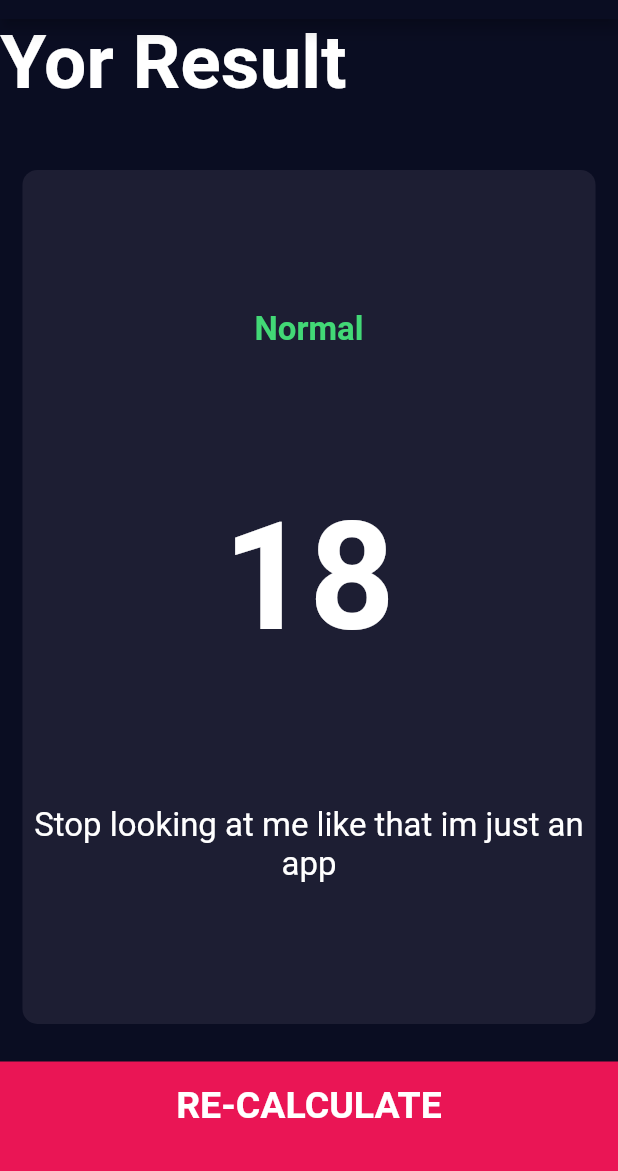
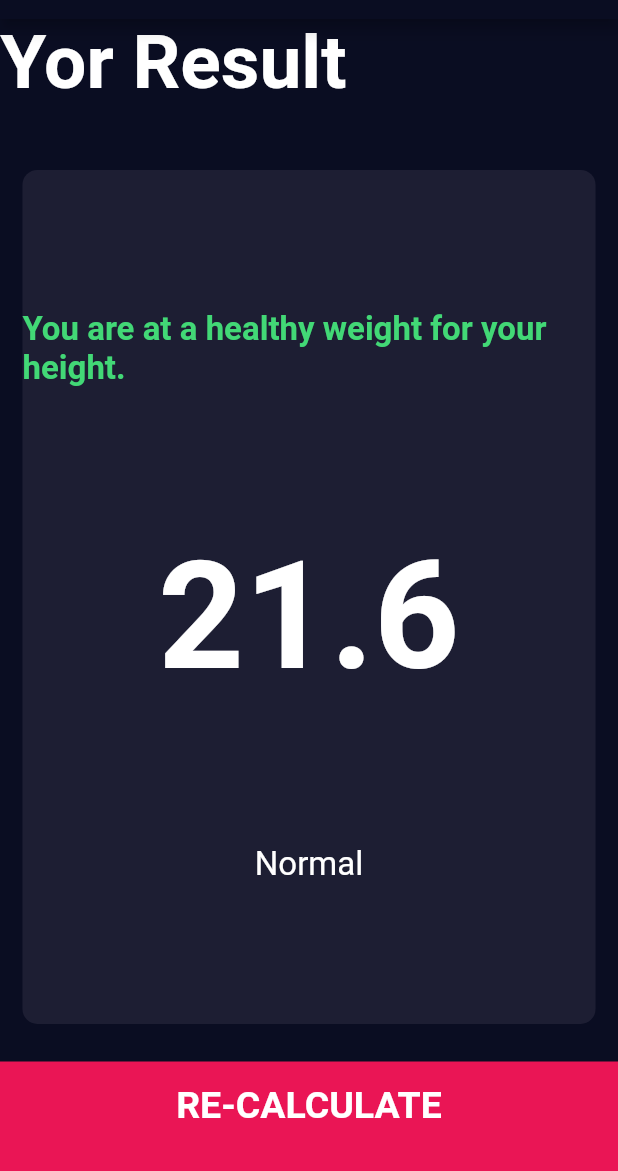
Before and after one commit to HasanQattam/BMI-Calculator-, a Flutter app: the screen it shows after launch, after a tap on "CALCULATE", on a phone screen of 412 x 824 dp, the part 65-1236 px from its top. Run offline on Flutter 3.47's test engine with Material 2 defaults, Android fonts, the phone set to English and light mode, and no system bars; our stand-ins replace font_awesome_flutter.

Commit message:
AppBrain

```diff
--- /dev/null
+++ b/bmiflutter/lib/appBrain.dart
@@ -0,0 +1,32 @@
+import 'dart:math';
+
+class CalculaterBrain {
+  CalculaterBrain({this.height, this.weight});
+  final int height;
+  final int weight;
+  double bmi;
+  String calculateBMI() {
+    bmi = weight / pow(height / 100, 2);
+    return bmi.toStringAsFixed(1);
+  }
+
+  String getResults() {
+    if (bmi >= 25) {
+      return 'overweight';
+    } else if (bmi > 18.5) {
+      return 'Normal';
+    } else {
+      return 'underweight';
+    }
+  }
+
+  String getInterprtation() {
+    if (bmi >= 25) {
+      return 'You are slightly overweight. You may be advised to lose some weight for health reasons.';
+    } else if (bmi > 18.5) {
+      return 'You are at a healthy weight for your height.';
+    } else {
+      return 'You may need to put on some weight. You are recommended to ask your doctor or a dietitian for advice.';
+    }
+  }
+}
--- a/bmiflutter/lib/main.dart
+++ b/bmiflutter/lib/main.dart
@@ -1,4 +1,3 @@
-import 'package:bmiflutter/screens/resultsPage.dart';
 import 'package:flutter/material.dart';
 import 'screens/InputPage.dart';
 
@@ -13,10 +12,7 @@ class BMICalculator extends StatelessWidget {
         primaryColor: Color(0xff0A0D22),
         scaffoldBackgroundColor: Color(0xff0A0D22),
       ),
-      routes: {
-        '/': (context) => InputPage(),
-        '/resultsPage': (context) => ResultsPage(),
-      },
+      home: InputPage(),
     );
   }
 }
--- a/bmiflutter/lib/screens/InputPage.dart
+++ b/bmiflutter/lib/screens/InputPage.dart
@@ -1,3 +1,4 @@
+import 'package:bmiflutter/screens/resultsPage.dart';
 import 'package:flutter/material.dart';
 import 'package:font_awesome_flutter/font_awesome_flutter.dart';
 import '../components/icon_contant.dart';
@@ -5,6 +6,7 @@ import '../components/reusable_card.dart';
 import '../constants.dart';
 import '../components/bottomButton.dart';
 import '../components/roundIconButton.dart';
+import 'package:bmiflutter/appBrain.dart';
 
 enum Gender {
   male,
@@ -18,7 +20,7 @@ class InputPage extends StatefulWidget {
 
 class _InputPageState extends State<InputPage> {
   Gender selectGender;
-  int hight = 180;
+  int height = 180;
   int weight = 70;
   int age = 18;
 
@@ -83,7 +85,7 @@ class _InputPageState extends State<InputPage> {
                     textBaseline: TextBaseline.alphabetic,
                     children: <Widget>[
                       Text(
-                        hight.toString(),
+                        height.toString(),
                         style: numberStyle,
                       ),
                       Text(
@@ -104,11 +106,11 @@ class _InputPageState extends State<InputPage> {
                           RoundSliderOverlayShape(overlayRadius: 30.0),
                     ),
                     child: Slider(
-                      value: hight.toDouble(),
+                      value: height.toDouble(),
                       onChanged: (double newValue) {
                         setState(
                           () {
-                            hight = newValue.round();
+                            height = newValue.round();
                           },
                         );
                       },
@@ -211,10 +213,22 @@ class _InputPageState extends State<InputPage> {
             ),
           ),
           BottomButtom(
-              bottomTextButton: 'CALCULATE',
-              onTap: () {
-                Navigator.pushNamed(context, '/resultsPage');
-              })
+            bottomTextButton: 'CALCULATE',
+            onTap: () {
+              CalculaterBrain brain =
+                  CalculaterBrain(height: height, weight: weight);
+              Navigator.push(
+                context,
+                MaterialPageRoute(
+                  builder: (context) => ResultsPage(
+                    bmiResult: brain.calculateBMI(),
+                    interpretation: brain.getResults(),
+                    textResult: brain.getInterprtation(),
+                  ),
+                ),
+              );
+            },
+          ),
         ],
       ),
     );
--- a/bmiflutter/lib/screens/resultsPage.dart
+++ b/bmiflutter/lib/screens/resultsPage.dart
@@ -4,6 +4,14 @@ import '../constants.dart';
 import '../components/bottomButton.dart';
 
 class ResultsPage extends StatelessWidget {
+  ResultsPage(
+      {@required this.bmiResult,
+      @required this.interpretation,
+      @required this.textResult});
+
+  final String bmiResult;
+  final String textResult;
+  final String interpretation;
   @override
   Widget build(BuildContext context) {
     return Scaffold(
@@ -29,15 +37,15 @@ class ResultsPage extends StatelessWidget {
                 crossAxisAlignment: CrossAxisAlignment.center,
                 children: <Widget>[
                   Text(
-                    'Normal',
+                    textResult,
                     style: resultTextStyle,
                   ),
                   Text(
-                    '18',
+                    bmiResult,
                     style: bmiTextStyle,
                   ),
                   Text(
-                    'Stop looking at me like that im just an app  ',
+                    interpretation,
                     style: bodyTextStyle,
                     textAlign: TextAlign.center,
                   ),
@@ -48,7 +56,7 @@ class ResultsPage extends StatelessWidget {
           BottomButtom(
             bottomTextButton: 'RE-CALCULATE',
             onTap: () {
-              Navigator.pop(context, '/resultsPage');
+              Navigator.pop(context);
             },
           ),
         ],
```
